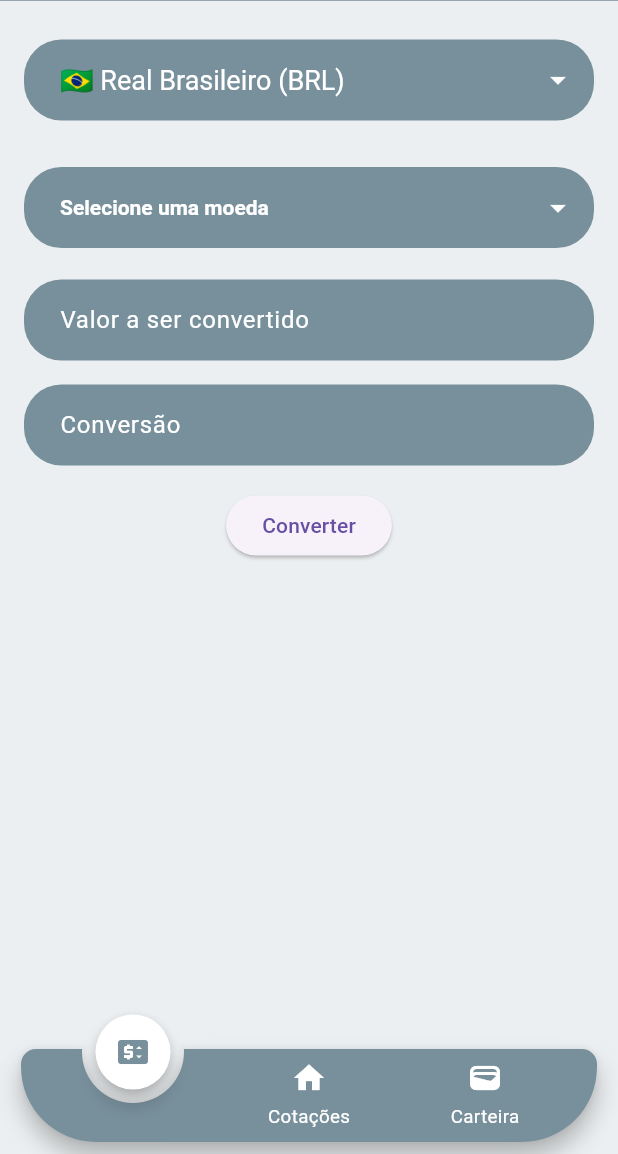
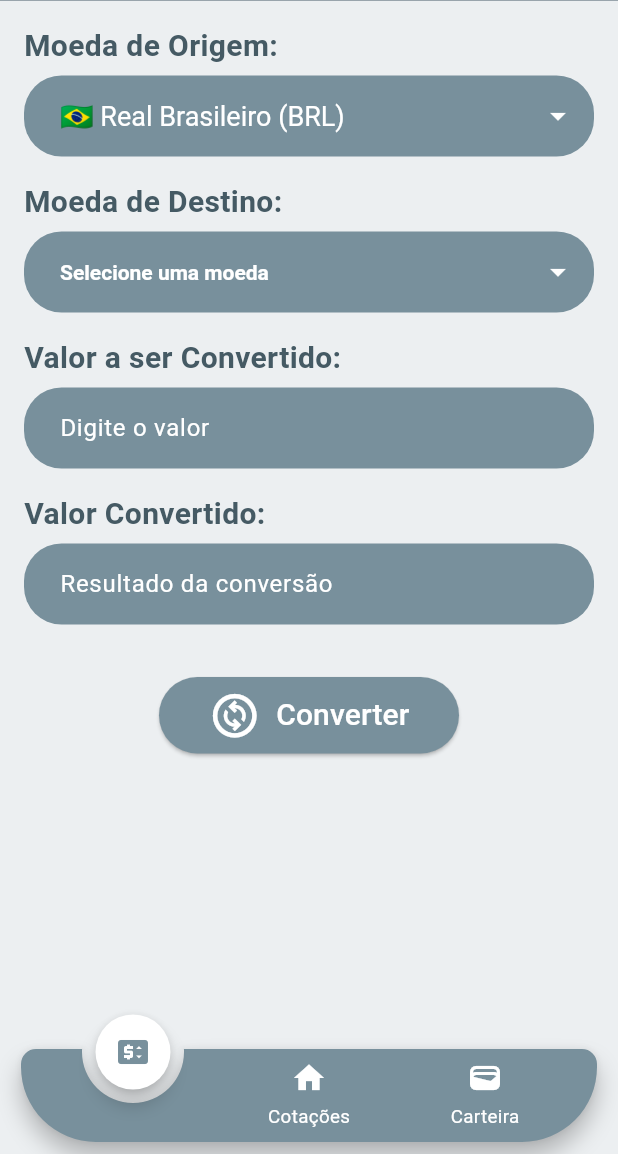
Before and after one commit to Patrickalvares/convertWallet, a Flutter app: the ConversorScreen screen opened by its route, on a phone screen of 412 x 824 dp, the part 82-1236 px from its top. Run offline on Flutter 3.47's test engine with Material 3 defaults, Android fonts, the phone set to English and light mode, and no system bars; drawn by our look-alikes of animated_notch_bottom_bar; our stand-ins replace dio, flutter_dotenv, flutter_modular, shimmer_animation, sqflite; accounts and stored records are empty; network calls fail.

Commit message:
melhorias visuais na tela de conversor

```diff
--- a/lib/features/conversor/conversor_screen.dart
+++ b/lib/features/conversor/conversor_screen.dart
@@ -51,13 +51,18 @@ class _ConversorScreenState extends State<ConversorScreen> {
                   builder: (context, _) {
                     return SingleChildScrollView(
                       child: Column(
+                        crossAxisAlignment: CrossAxisAlignment.start,
                         children: [
-                          Padding(
-                            padding: const EdgeInsets.only(top: 10, bottom: 5),
-                            child: Row(
-                              children: [
-                                Expanded(
-                                  child: DropdownButtonFormField<Currency>(
+                          Text(
+                            'Moeda de Origem:',
+                            style: TextStyle(
+                              fontSize: 20,
+                              color: Colors.blueGrey.shade700,
+                              fontWeight: FontWeight.bold,
+                            ),
+                          ),
+                          const SizedBox(height: 5),
+                          DropdownButtonFormField<Currency>(
                             decoration: InputDecoration(
                               filled: true,
                               fillColor: Colors.blueGrey[400],
@@ -87,17 +92,17 @@ class _ConversorScreenState extends State<ConversorScreen> {
                               );
                             }).toList(),
                           ),
-                                ),
-                              ],
+                          const SizedBox(height: 16),
+                          Text(
+                            'Moeda de Destino:',
+                            style: TextStyle(
+                              fontSize: 20,
+                              color: Colors.blueGrey.shade700,
+                              fontWeight: FontWeight.bold,
                             ),
                           ),
-                          const SizedBox(height: 16),
-                          Padding(
-                            padding: const EdgeInsets.only(top: 10, bottom: 5),
-                            child: Row(
-                              children: [
-                                Expanded(
-                                  child: DropdownButtonFormField<Currency>(
+                          const SizedBox(height: 5),
+                          DropdownButtonFormField<Currency>(
                             decoration: InputDecoration(
                               filled: true,
                               fillColor: Colors.blueGrey[400],
@@ -130,11 +135,16 @@ class _ConversorScreenState extends State<ConversorScreen> {
                               );
                             }).toList(),
                           ),
-                                ),
-                              ],
+                          const SizedBox(height: 16),
+                          Text(
+                            'Valor a ser Convertido:',
+                            style: TextStyle(
+                              fontSize: 20,
+                              color: Colors.blueGrey.shade700,
+                              fontWeight: FontWeight.bold,
                             ),
                           ),
-                          const SizedBox(height: 16),
+                          const SizedBox(height: 5),
                           TextFormField(
                             keyboardType: TextInputType.number,
                             style: const TextStyle(color: Colors.white),
@@ -150,7 +160,7 @@ class _ConversorScreenState extends State<ConversorScreen> {
                             decoration: InputDecoration(
                               labelStyle: const TextStyle(color: Colors.white),
                               hintStyle: const TextStyle(color: Colors.white),
-                              hintText: 'Valor a ser convertido',
+                              hintText: 'Digite o valor',
                               filled: true,
                               fillColor: Colors.blueGrey[400],
                               border: OutlineInputBorder(
@@ -161,6 +171,15 @@ class _ConversorScreenState extends State<ConversorScreen> {
                             ),
                           ),
                           const SizedBox(height: 16),
+                          Text(
+                            'Valor Convertido:',
+                            style: TextStyle(
+                              fontSize: 20,
+                              color: Colors.blueGrey.shade700,
+                              fontWeight: FontWeight.bold,
+                            ),
+                          ),
+                          const SizedBox(height: 5),
                           TextFormField(
                             readOnly: true,
                             keyboardType: TextInputType.number,
@@ -169,7 +188,7 @@ class _ConversorScreenState extends State<ConversorScreen> {
                             decoration: InputDecoration(
                               labelStyle: const TextStyle(color: Colors.white),
                               hintStyle: const TextStyle(color: Colors.white),
-                              hintText: 'Conversão',
+                              hintText: 'Resultado da conversão',
                               filled: true,
                               fillColor: Colors.blueGrey[400],
                               border: OutlineInputBorder(
@@ -179,21 +198,38 @@ class _ConversorScreenState extends State<ConversorScreen> {
                               contentPadding: const EdgeInsets.symmetric(vertical: 15, horizontal: 20),
                             ),
                           ),
-                          const SizedBox(height: 16),
-                          ElevatedButton(
+                          const SizedBox(height: 35),
+                          Center(
+                            child: ConstrainedBox(
+                              constraints: const BoxConstraints.tightFor(width: 200),
+                              child: ElevatedButton(
+                                style: ButtonStyle(
+                                  backgroundColor: WidgetStateProperty.all(
+                                    Colors.blueGrey[400],
+                                  ),
+                                ),
                                 onPressed: () {
                                   final amount = double.tryParse(amountController.text);
                                   if (amount != null) {
                                     widget.controller.convert(amount);
                                   }
                                 },
-                            child: const Text('Converter'),
+                                child: const Padding(
+                                  padding: EdgeInsets.all(8),
+                                  child: Row(
+                                    mainAxisAlignment: MainAxisAlignment.center,
+                                    children: [
+                                      Icon(Icons.change_circle_outlined, color: Colors.white, size: 35),
+                                      SizedBox(width: 10),
+                                      Text(
+                                        'Converter',
+                                        style: TextStyle(color: Colors.white, fontSize: 20),
                                       ),
-                          const SizedBox(height: 16),
-                          if (widget.controller.convertedValue != null)
-                            Text(
-                              'Valor convertido: ${widget.controller.convertedValue.toString()}',
-                              style: const TextStyle(fontSize: 20),
+                                    ],
+                                  ),
+                                ),
+                              ),
+                            ),
                           ),
                         ],
                       ),
```
Lines whose indentation alone changed are shown as unchanged.
